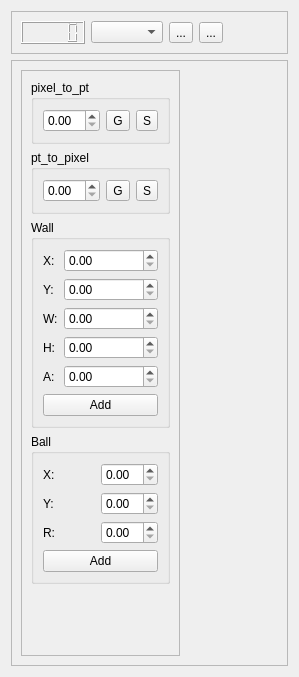
Old version of the form Qt/mega_git_tests/Test_Box2D/src/test_Box2D_mainbox/src/ui/test_Box2D_mainbox.ui in the repository RinatB2017/mega_GIT.
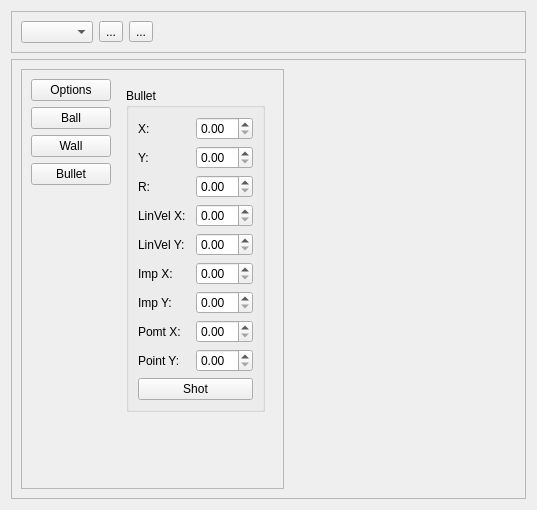
New version of the form. The open tabs and pages were chosen to show the change. Custom widgets are drawn as their Qt base class.

Diff of the .ui file:
```diff
--- a/Qt/mega_git_tests/Test_Box2D/src/test_Box2D_mainbox/src/ui/test_Box2D_mainbox.ui
+++ b/Qt/mega_git_tests/Test_Box2D/src/test_Box2D_mainbox/src/ui/test_Box2D_mainbox.ui
@@ -6,8 +6,8 @@
    <rect>
     <x>0</x>
     <y>0</y>
-    <width>299</width>
-    <height>677</height>
+    <width>537</width>
+    <height>510</height>
    </rect>
   </property>
   <property name="windowTitle">
@@ -29,9 +29,6 @@
       <enum>QFrame::Raised</enum>
      </property>
      <layout class="QHBoxLayout" name="horizontalLayout_2">
-      <item>
-       <widget class="QLCDNumber" name="lcd"/>
-      </item>
       <item>
        <widget class="QComboBox" name="cb_tests"/>
       </item>
@@ -88,59 +85,81 @@
         <property name="frameShadow">
          <enum>QFrame::Raised</enum>
         </property>
+        <layout class="QHBoxLayout" name="horizontalLayout_5">
+         <item>
         <layout class="QVBoxLayout" name="verticalLayout_2">
          <item>
-          <widget class="QGroupBox" name="groupBox_3">
-           <property name="title">
-            <string>pixel_to_pt</string>
-           </property>
-           <layout class="QHBoxLayout" name="horizontalLayout_4">
-            <item>
-             <widget class="QDoubleSpinBox" name="dsb_pixel_to_pt"/>
+            <widget class="QPushButton" name="btn_options">
+             <property name="text">
+              <string>Options</string>
+             </property>
+             <property name="checkable">
+              <bool>true</bool>
+             </property>
+             <property name="autoExclusive">
+              <bool>true</bool>
+             </property>
+            </widget>
             </item>
             <item>
-             <widget class="QToolButton" name="btn_pixel_to_pt_get">
+            <widget class="QPushButton" name="btn_ball">
               <property name="text">
-               <string>G</string>
-              </property>
+              <string>Ball</string>
+             </property>
+             <property name="checkable">
+              <bool>true</bool>
+             </property>
+             <property name="autoExclusive">
+              <bool>true</bool>
+             </property>
              </widget>
             </item>
             <item>
-             <widget class="QToolButton" name="btn_pixel_to_pt_set">
+            <widget class="QPushButton" name="btn_wall">
               <property name="text">
-               <string>S</string>
-              </property>
-             </widget>
-            </item>
-           </layout>
-          </widget>
-         </item>
+              <string>Wall</string>
+             </property>
+             <property name="checkable">
+              <bool>true</bool>
+             </property>
+             <property name="autoExclusive">
+              <bool>true</bool>
+             </property>
+            </widget>
+           </item>
          <item>
-          <widget class="QGroupBox" name="groupBox_4">
-           <property name="title">
-            <string>pt_to_pixel</string>
-           </property>
-           <layout class="QHBoxLayout" name="horizontalLayout_3">
-            <item>
-             <widget class="QDoubleSpinBox" name="dsb_pt_to_pixel"/>
-            </item>
-            <item>
-             <widget class="QToolButton" name="btn_pt_to_pixel_get">
+            <widget class="QPushButton" name="btn_bullet">
               <property name="text">
-               <string>G</string>
-              </property>
+              <string>Bullet</string>
+             </property>
+             <property name="checkable">
+              <bool>true</bool>
+             </property>
+             <property name="autoExclusive">
+              <bool>true</bool>
+             </property>
              </widget>
             </item>
             <item>
-             <widget class="QToolButton" name="btn_pt_to_pixel_set">
-              <property name="text">
-               <string>S</string>
-              </property>
-             </widget>
-            </item>
-           </layout>
-          </widget>
+            <spacer name="verticalSpacer_5">
+             <property name="orientation">
+              <enum>Qt::Vertical</enum>
+             </property>
+             <property name="sizeHint" stdset="0">
+              <size>
+               <width>20</width>
+               <height>40</height>
+              </size>
+             </property>
+            </spacer>
+           </item>
+          </layout>
          </item>
+         <item>
+          <widget class="QStackedWidget" name="stackedWidget">
+           <widget class="QWidget" name="page_zero"/>
+           <widget class="QWidget" name="page_wall">
+            <layout class="QVBoxLayout" name="verticalLayout_11">
          <item>
           <widget class="QGroupBox" name="groupBox">
            <property name="title">
@@ -236,6 +255,104 @@
           </widget>
          </item>
          <item>
+              <spacer name="verticalSpacer_3">
+               <property name="orientation">
+                <enum>Qt::Vertical</enum>
+               </property>
+               <property name="sizeHint" stdset="0">
+                <size>
+                 <width>20</width>
+                 <height>66</height>
+                </size>
+               </property>
+              </spacer>
+             </item>
+            </layout>
+           </widget>
+           <widget class="QWidget" name="page_options">
+            <layout class="QVBoxLayout" name="verticalLayout_10">
+             <item>
+              <widget class="QGroupBox" name="groupBox_3">
+               <property name="sizePolicy">
+                <sizepolicy hsizetype="Fixed" vsizetype="Preferred">
+                 <horstretch>0</horstretch>
+                 <verstretch>0</verstretch>
+                </sizepolicy>
+               </property>
+               <property name="title">
+                <string>pixel_to_pt</string>
+               </property>
+               <layout class="QHBoxLayout" name="horizontalLayout_4">
+                <item>
+                 <widget class="QDoubleSpinBox" name="dsb_pixel_to_pt"/>
+                </item>
+                <item>
+                 <widget class="QToolButton" name="btn_pixel_to_pt_get">
+                  <property name="text">
+                   <string>G</string>
+                  </property>
+                 </widget>
+                </item>
+                <item>
+                 <widget class="QToolButton" name="btn_pixel_to_pt_set">
+                  <property name="text">
+                   <string>S</string>
+                  </property>
+                 </widget>
+                </item>
+               </layout>
+              </widget>
+             </item>
+             <item>
+              <widget class="QGroupBox" name="groupBox_4">
+               <property name="sizePolicy">
+                <sizepolicy hsizetype="Fixed" vsizetype="Preferred">
+                 <horstretch>0</horstretch>
+                 <verstretch>0</verstretch>
+                </sizepolicy>
+               </property>
+               <property name="title">
+                <string>pt_to_pixel</string>
+               </property>
+               <layout class="QHBoxLayout" name="horizontalLayout_3">
+                <item>
+                 <widget class="QDoubleSpinBox" name="dsb_pt_to_pixel"/>
+                </item>
+                <item>
+                 <widget class="QToolButton" name="btn_pt_to_pixel_get">
+                  <property name="text">
+                   <string>G</string>
+                  </property>
+                 </widget>
+                </item>
+                <item>
+                 <widget class="QToolButton" name="btn_pt_to_pixel_set">
+                  <property name="text">
+                   <string>S</string>
+                  </property>
+                 </widget>
+                </item>
+               </layout>
+              </widget>
+             </item>
+             <item>
+              <spacer name="verticalSpacer_4">
+               <property name="orientation">
+                <enum>Qt::Vertical</enum>
+               </property>
+               <property name="sizeHint" stdset="0">
+                <size>
+                 <width>20</width>
+                 <height>145</height>
+                </size>
+               </property>
+              </spacer>
+             </item>
+            </layout>
+           </widget>
+           <widget class="QWidget" name="page_ball">
+            <layout class="QVBoxLayout" name="verticalLayout_12">
+             <item>
           <widget class="QGroupBox" name="groupBox_2">
            <property name="title">
             <string>Ball</string>
@@ -286,6 +403,133 @@
           </widget>
          </item>
          <item>
+              <spacer name="verticalSpacer_2">
+               <property name="orientation">
+                <enum>Qt::Vertical</enum>
+               </property>
+               <property name="sizeHint" stdset="0">
+                <size>
+                 <width>20</width>
+                 <height>126</height>
+                </size>
+               </property>
+              </spacer>
+             </item>
+            </layout>
+           </widget>
+           <widget class="QWidget" name="page_bullet">
+            <layout class="QVBoxLayout" name="verticalLayout_13">
+             <item>
+              <widget class="QGroupBox" name="groupBox_5">
+               <property name="title">
+                <string>Bullet</string>
+               </property>
+               <layout class="QVBoxLayout" name="verticalLayout_5">
+                <item>
+                 <layout class="QGridLayout" name="gridLayout_4">
+                  <item row="6" column="1">
+                   <widget class="QDoubleSpinBox" name="dsb_bullet_impulse_y"/>
+                  </item>
+                  <item row="7" column="1">
+                   <widget class="QDoubleSpinBox" name="dsb_bullet_point_x"/>
+                  </item>
+                  <item row="2" column="1">
+                   <widget class="QDoubleSpinBox" name="dsb_bullet_r"/>
+                  </item>
+                  <item row="2" column="0">
+                   <widget class="QLabel" name="label_11">
+                    <property name="text">
+                     <string>R:</string>
+                    </property>
+                   </widget>
+                  </item>
+                  <item row="6" column="0">
+                   <widget class="QLabel" name="label_15">
+                    <property name="text">
+                     <string>Imp Y:</string>
+                    </property>
+                   </widget>
+                  </item>
+                  <item row="3" column="0">
+                   <widget class="QLabel" name="label_12">
+                    <property name="text">
+                     <string>LinVel X:</string>
+                    </property>
+                   </widget>
+                  </item>
+                  <item row="5" column="0">
+                   <widget class="QLabel" name="label_14">
+                    <property name="text">
+                     <string>Imp X:</string>
+                    </property>
+                   </widget>
+                  </item>
+                  <item row="5" column="1">
+                   <widget class="QDoubleSpinBox" name="dsb_bullet_impulse_x"/>
+                  </item>
+                  <item row="0" column="0">
+                   <widget class="QLabel" name="label_9">
+                    <property name="text">
+                     <string>X:</string>
+                    </property>
+                   </widget>
+                  </item>
+                  <item row="4" column="0">
+                   <widget class="QLabel" name="label_13">
+                    <property name="text">
+                     <string>LinVel Y:</string>
+                    </property>
+                   </widget>
+                  </item>
+                  <item row="1" column="0">
+                   <widget class="QLabel" name="label_10">
+                    <property name="text">
+                     <string>Y:</string>
+                    </property>
+                   </widget>
+                  </item>
+                  <item row="0" column="1">
+                   <widget class="QDoubleSpinBox" name="dsb_bullet_x"/>
+                  </item>
+                  <item row="1" column="1">
+                   <widget class="QDoubleSpinBox" name="dsb_bullet_y"/>
+                  </item>
+                  <item row="3" column="1">
+                   <widget class="QDoubleSpinBox" name="dsb_bullet_linear_velocity_x"/>
+                  </item>
+                  <item row="4" column="1">
+                   <widget class="QDoubleSpinBox" name="dsb_bullet_linear_velocity_y"/>
+                  </item>
+                  <item row="8" column="1">
+                   <widget class="QDoubleSpinBox" name="dsb_bullet_point_y"/>
+                  </item>
+                  <item row="7" column="0">
+                   <widget class="QLabel" name="label_16">
+                    <property name="text">
+                     <string>Pomt X:</string>
+                    </property>
+                   </widget>
+                  </item>
+                  <item row="8" column="0">
+                   <widget class="QLabel" name="label_17">
+                    <property name="text">
+                     <string>Point Y:</string>
+                    </property>
+                   </widget>
+                  </item>
+                 </layout>
+                </item>
+                <item>
+                 <widget class="QPushButton" name="btn_create_bullet">
+                  <property name="text">
+                   <string>Shot</string>
+                  </property>
+                 </widget>
+                </item>
+               </layout>
+              </widget>
+             </item>
+             <item>
           <spacer name="verticalSpacer">
            <property name="orientation">
             <enum>Qt::Vertical</enum>
@@ -293,10 +537,14 @@
            <property name="sizeHint" stdset="0">
             <size>
              <width>20</width>
-             <height>40</height>
+                 <height>28</height>
             </size>
            </property>
           </spacer>
+             </item>
+            </layout>
+           </widget>
+          </widget>
          </item>
         </layout>
        </widget>
```
Left out of the diff: 24 changed lines with no effect on the pictures. Lines whose indentation alone changed are shown as unchanged.
